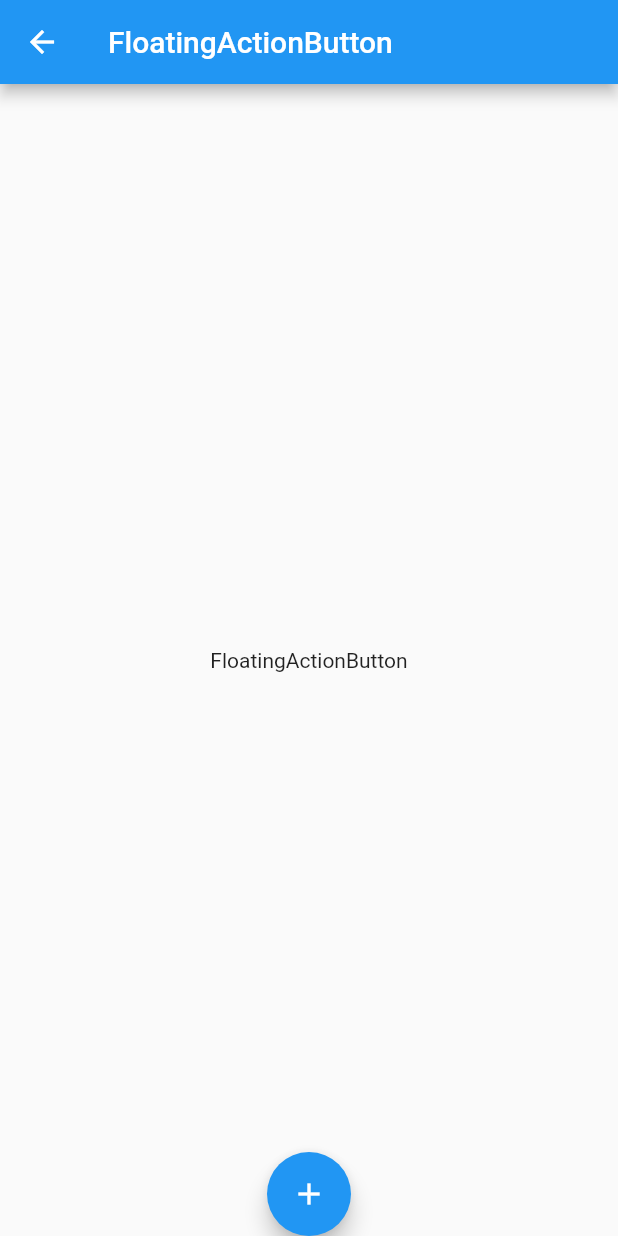
After one commit to roshanman/hello_flutter, a Flutter app: the FloatingActionButtonDemo screen opened directly, after a tap on the "add" icon, on a phone screen of 412 x 824 dp. The commit adds this screen. Run offline on Flutter 3.47's test engine with Material 2 defaults, Android fonts, the phone set to English and light mode, and no system bars; our stand-ins replace badges.

Commit message:
FloatingActionButton Widget

```diff
--- a/lib/demo_lists.dart
+++ b/lib/demo_lists.dart
@@ -48,8 +48,10 @@ import 'fitted_box.dart';
 import 'check_box.dart';
 import 'badge.dart';
 import 'directionality.dart';
+import 'floating_action_button.dart';
 
 final List<MyDemo> allDemos = [
+  const FloatingActionButtonDemo(title: "FloatingActionButton"),
   const DirectionalityDemo(title: "Directionality"),
   const BadgeDemo(title: "Badge"),
   const CheckBoxDemo(title: "CheckBox"),
--- /dev/null
+++ b/lib/floating_action_button.dart
@@ -0,0 +1,24 @@
+import 'base_demo.dart';
+import 'package:flutter/material.dart';
+
+class FloatingActionButtonDemo extends BaseDemo {
+  const FloatingActionButtonDemo({Key? key, required String title}) : super(key: key, title: title);
+
+  @override
+  Widget build(BuildContext context) {
+    return Scaffold(
+      appBar: AppBar(
+        title: appBar(context: context) ?? Text(title),
+      ),
+      body: bodyWidget(context: context),
+      floatingActionButtonAnimator: FloatingActionButtonAnimator.scaling,
+      floatingActionButtonLocation: FloatingActionButtonLocation.centerDocked,
+      floatingActionButton: FloatingActionButton(
+        onPressed: () {
+          floatingActionButtonAction(context: context);
+        },
+        child: floatActionButtonIcon(context: context) ?? const Icon(Icons.add),
+      ),
+    );
+  }
+}
```
